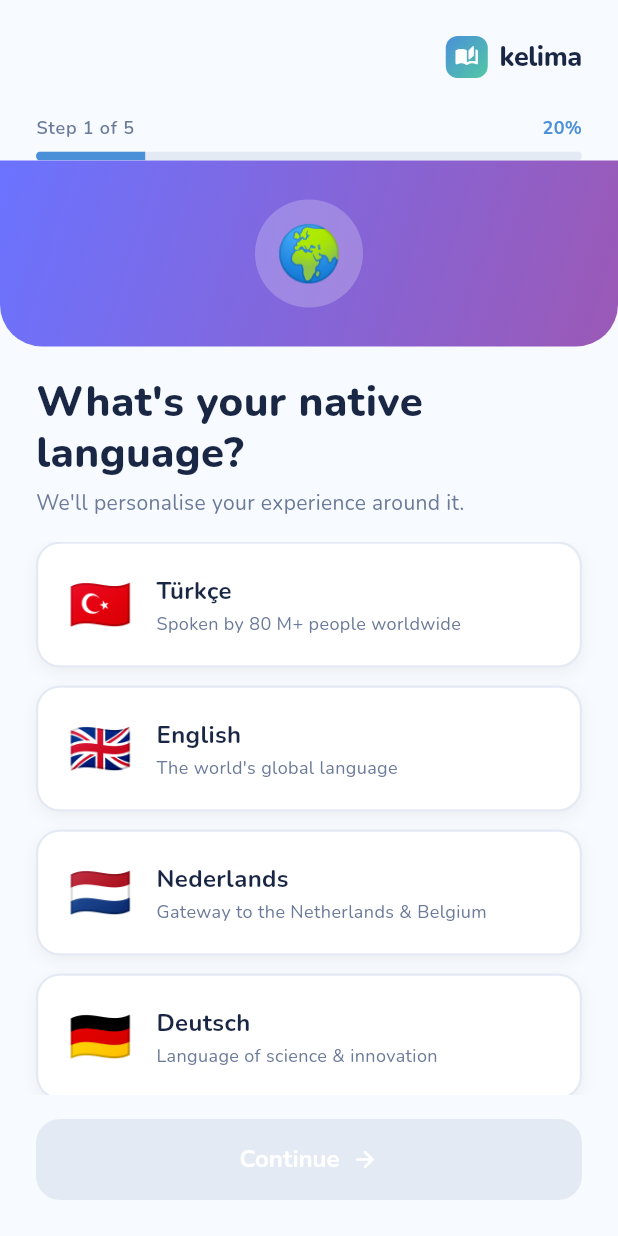
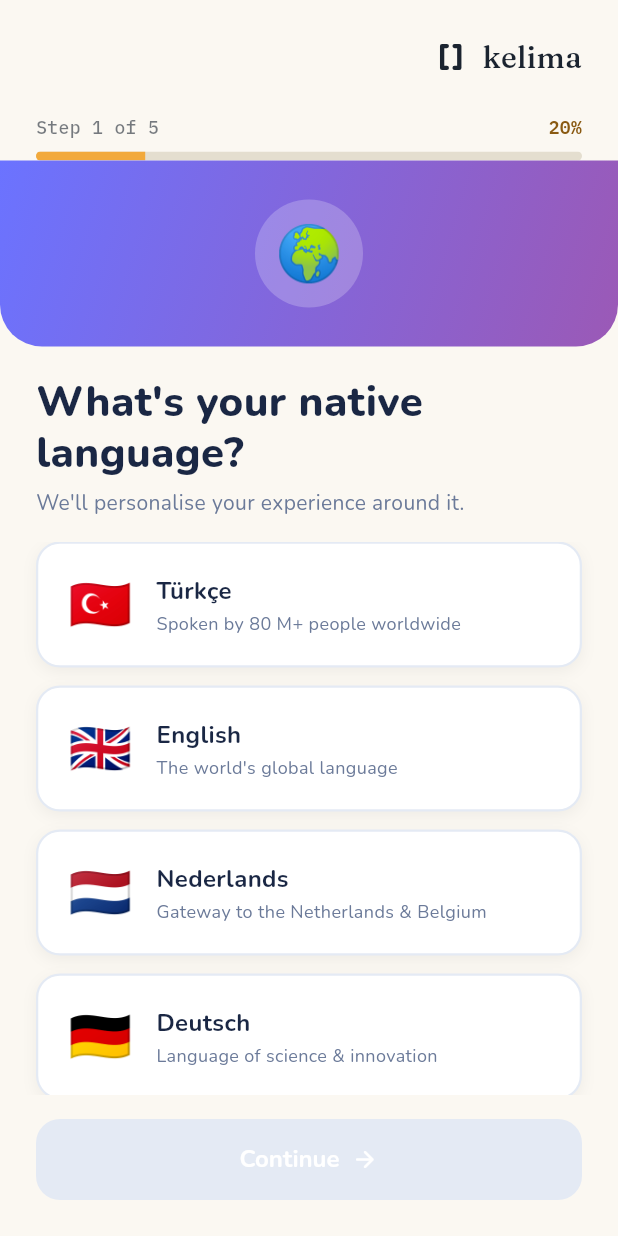
Before and after one commit to yakupkaramanyk/Kelima, a Flutter app: the screen it shows after launch, on a phone screen of 412 x 824 dp. Run offline on Flutter 3.47's test engine with Material 3 defaults, Android fonts, the phone set to English and light mode, and no system bars; our stand-ins replace cloud_firestore, firebase_auth, firebase_core, flutter_riverpod, flutter_tts, go_router and 2 more; accounts and stored records are empty.

Commit message:
feat(onboarding): migrate onboarding shell and progress indicator to brand v2 tokens

```diff
--- a/lib/ui/screens/onboarding/onboarding_shell.dart
+++ b/lib/ui/screens/onboarding/onboarding_shell.dart
@@ -29,7 +29,7 @@ class OnboardingShell extends ConsumerWidget {
     final s = AppLocalizations.of(context)!;
 
     return Scaffold(
-      backgroundColor: AppColors.surface,
+      backgroundColor: AppColors.paper,
       body: SafeArea(
         child: Center(
           child: ConstrainedBox(
@@ -55,33 +55,9 @@ class OnboardingShell extends ConsumerWidget {
                           // Kelima logo/wordmark
                           Row(
                             children: [
-                              Container(
-                                width: 28,
-                                height: 28,
-                                decoration: BoxDecoration(
-                                  gradient: const LinearGradient(
-                                    colors: [AppColors.primary, AppColors.accent],
-                                    begin: Alignment.topLeft,
-                                    end: Alignment.bottomRight,
-                                  ),
-                                  borderRadius: BorderRadius.circular(8),
-                                ),
-                                child: const Icon(
-                                  Icons.auto_stories_rounded,
-                                  color: Colors.white,
-                                  size: 16,
-                                ),
-                              ),
+                              const _BracketMark(size: 26, color: AppColors.ink),
                               const SizedBox(width: 8),
-                              const Text(
-                                'kelima',
-                                style: TextStyle(
-                                  fontSize: 18,
-                                  fontWeight: FontWeight.w800,
-                                  color: AppColors.textPrimary,
-                                  letterSpacing: -0.3,
-                                ),
-                              ),
+                              Text('kelima', style: AppTypography.display(fontSize: 20, color: AppColors.ink)),
                             ],
                           ),
                         ],
@@ -141,21 +117,21 @@ class _BackButton extends StatelessWidget {
         height: 36,
         padding: const EdgeInsets.symmetric(horizontal: 12, vertical: 8),
         decoration: BoxDecoration(
-          color: AppColors.cardBg,
+          color: AppColors.paper,
           borderRadius: BorderRadius.circular(10),
-          border: Border.all(color: AppColors.border, width: 1.5),
+          border: Border.all(color: AppColors.brandBorder, width: 1.5),
         ),
         child: Row(
           children: [
-            const Icon(Icons.arrow_back_ios_new_rounded,
-                size: 14, color: AppColors.textSecondary),
+            Icon(Icons.arrow_back_ios_new_rounded,
+                size: 14, color: AppColors.ink.withValues(alpha: 0.7)),
             const SizedBox(width: 4),
             Text(
               label,
-              style: const TextStyle(
+              style: AppTypography.body(
                 fontSize: 13,
                 fontWeight: FontWeight.w600,
-                color: AppColors.textSecondary,
+                color: AppColors.ink.withValues(alpha: 0.7),
               ),
             ),
           ],
@@ -164,3 +140,52 @@ class _BackButton extends StatelessWidget {
     );
   }
 }
+
+class _BracketMark extends StatelessWidget {
+  final double size;
+  final Color color;
+  const _BracketMark({this.size = 28, this.color = AppColors.ink});
+
+  @override
+  Widget build(BuildContext context) {
+    return SizedBox(
+      width: size,
+      height: size,
+      child: CustomPaint(painter: _BracketPainter(color: color)),
+    );
+  }
+}
+
+class _BracketPainter extends CustomPainter {
+  final Color color;
+  _BracketPainter({required this.color});
+
+  @override
+  void paint(Canvas canvas, Size size) {
+    final paint = Paint()
+      ..color = color
+      ..style = PaintingStyle.stroke
+      ..strokeWidth = size.width * 0.11
+      ..strokeCap = StrokeCap.round
+      ..strokeJoin = StrokeJoin.round;
+
+    final left = Path()
+      ..moveTo(size.width * 0.40, size.height * 0.22)
+      ..lineTo(size.width * 0.28, size.height * 0.22)
+      ..lineTo(size.width * 0.28, size.height * 0.78)
+      ..lineTo(size.width * 0.40, size.height * 0.78);
+
+    final right = Path()
+      ..moveTo(size.width * 0.60, size.height * 0.22)
+      ..lineTo(size.width * 0.72, size.height * 0.22)
+      ..lineTo(size.width * 0.72, size.height * 0.78)
+      ..lineTo(size.width * 0.60, size.height * 0.78);
+
+    canvas.drawPath(left, paint);
+    canvas.drawPath(right, paint);
+  }
+
+  @override
+  bool shouldRepaint(covariant _BracketPainter oldDelegate) =>
+      oldDelegate.color != color;
+}
--- a/lib/ui/widgets/progress_indicator_bar.dart
+++ b/lib/ui/widgets/progress_indicator_bar.dart
@@ -24,19 +24,17 @@ class OnboardingProgressBar extends StatelessWidget {
           children: [
             Text(
               s.stepOf(currentStep.toString(), AppConstants.totalOnboardingSteps.toString()),
-              style: const TextStyle(
+              style: AppTypography.mono(
                 fontSize: 12,
-                fontWeight: FontWeight.w600,
-                color: AppColors.textSecondary,
-                letterSpacing: 0.5,
+                color: AppColors.ink.withValues(alpha: 0.6),
               ),
             ),
             Text(
               '${((currentStep / AppConstants.totalOnboardingSteps) * 100).round()}%',
-              style: const TextStyle(
+              style: AppTypography.mono(
                 fontSize: 12,
-                fontWeight: FontWeight.w700,
-                color: AppColors.primary,
+                fontWeight: FontWeight.w600,
+                color: AppColors.amberDark,
               ),
             ),
           ],
@@ -48,9 +46,9 @@ class OnboardingProgressBar extends StatelessWidget {
           child: LinearProgressIndicator(
             value: currentStep / AppConstants.totalOnboardingSteps,
             minHeight: 6,
-            backgroundColor: AppColors.border,
+            backgroundColor: AppColors.brandBorder,
             valueColor:
-                const AlwaysStoppedAnimation<Color>(AppColors.primary),
+                const AlwaysStoppedAnimation<Color>(AppColors.amber),
           ),
         ),
       ],
```
